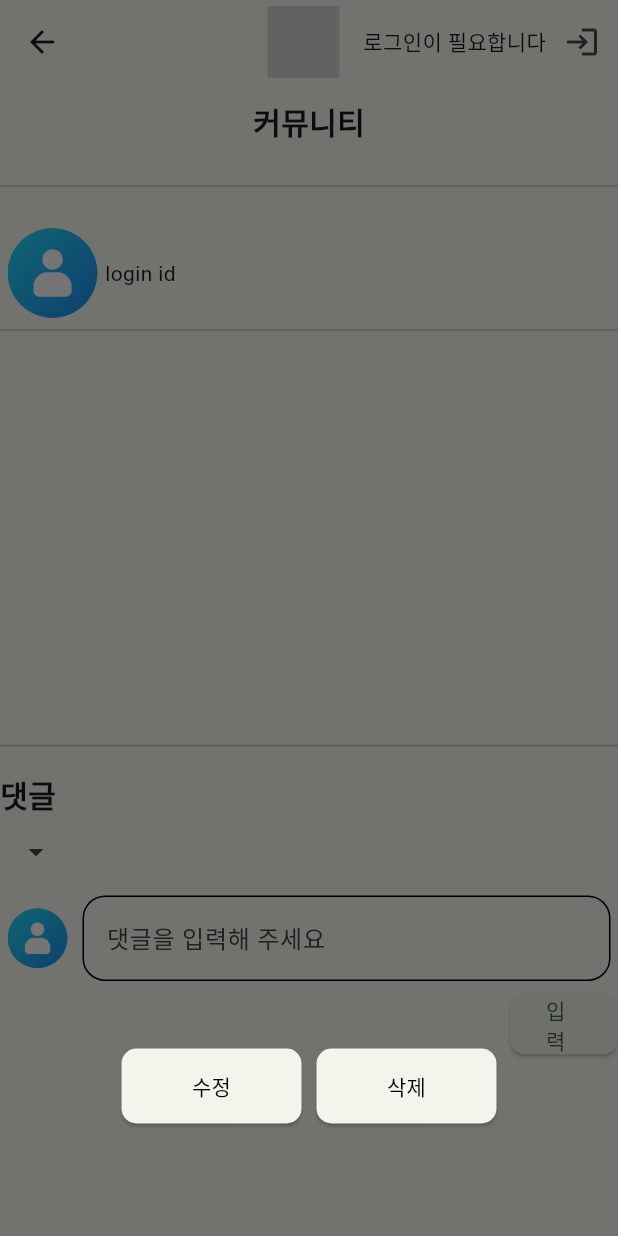
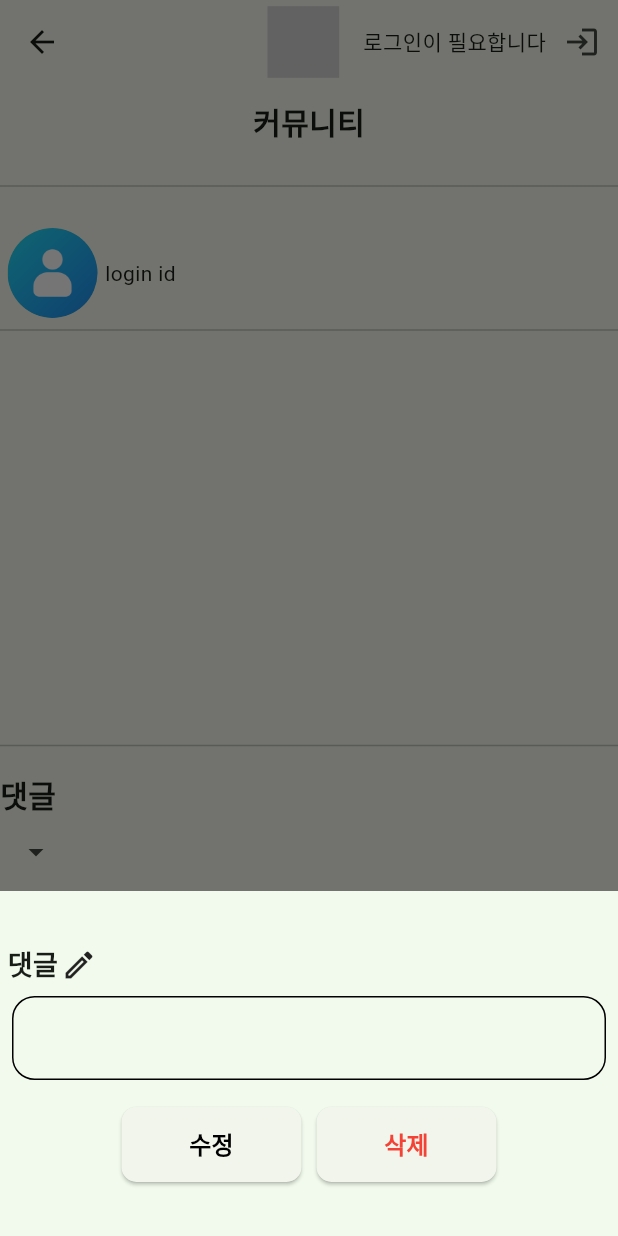
Before and after one commit to Oh-Kang94/Season3_Main-Project_Disabled-App, a Flutter app: the BoardDetail screen opened directly with empty values, after a tap on the "arrow drop down" icon, on a phone screen of 412 x 824 dp. Run offline on Flutter 3.47's test engine with Material 2 defaults, Android fonts, the phone set to English and light mode, and no system bars; our stand-ins replace animated_splash_screen, cloud_firestore, firebase_core, firebase_storage, flutter_dotenv, flutter_markdown and 12 more; missing offline and left inert: jwt_decode, kakao_flutter_sdk_user, kpostal; accounts and stored records are empty; network calls fail; Roboto replaces fonts that are missing (NotoSansKR-Light, NotoSansKR-Regular); project files that could hold a hidden picture were left out.

Commit message:
일단 commit2

```diff
--- a/lib/view/board_detail.dart
+++ b/lib/view/board_detail.dart
@@ -17,26 +17,22 @@ class BoardDetail extends StatefulWidget {
 
 class _BoardDetailState extends State<BoardDetail> {
   late TextEditingController commentController;
+  late TextEditingController commentUpdateController;
 
   @override
   void initState() {
     super.initState();
     commentController = TextEditingController();
-  }
-
-  @override
-  void dispose() {
-    commentController.dispose();
-    super.dispose();
+    commentUpdateController = TextEditingController();
   }
 
   @override
   Widget build(BuildContext context) {
     var board = Get.arguments ?? "_";
-    // board = Get.arguments as Board?;
-    //   if (board != null) {
-    //     commentController.text = board.comment;
-    //   }
+    board = Get.arguments as Board?;
+    if (board != null) {
+      commentUpdateController.text = board.comment ?? "";
+    }
     return Scaffold(
       appBar: const MyAppBar(),
       body: SingleChildScrollView(
@@ -121,7 +117,7 @@ class _BoardDetailState extends State<BoardDetail> {
                   const Divider(
                     thickness: 1.0,
                   ),
-                  SizedBox(
+                  const SizedBox(
                     width: 10,
                     height: 10,
                   ),
@@ -133,7 +129,7 @@ class _BoardDetailState extends State<BoardDetail> {
                     children: [
                       Text(
                         board.comment ?? '',
-                        style: TextStyle(
+                        style: const TextStyle(
                           fontSize: 15,
                         ),
                       ),
@@ -141,14 +137,67 @@ class _BoardDetailState extends State<BoardDetail> {
                           onPressed: () {
                             Get.bottomSheet(
                               Container(
-                                child: Row(
+                                height: 230,
+                                color: Color.fromARGB(255, 241, 250, 237),
+                                child: Column(
                                   mainAxisAlignment: MainAxisAlignment.center,
+                                  children: [
+                                    const Row(
+                                      children: [
+                                        SizedBox(
+                                          width: 5,
+                                        ),
+                                        Text(
+                                          '댓글',
+                                          style: TextStyle(
+                                              fontSize: 18,
+                                              fontWeight: FontWeight.bold),
+                                        ),
+                                        Padding(
+                                          padding:
+                                              EdgeInsets.fromLTRB(2, 0, 340, 0),
+                                          child: Icon(Icons.mode_edit_outlined),
+                                        ),
+                                      ],
+                                    ),
+                                    Padding(
+                                      padding: const EdgeInsets.all(8.0),
+                                      child: TextField(
+                                        controller: commentUpdateController,
+                                        decoration: const InputDecoration(
+                                          enabledBorder: OutlineInputBorder(
+                                            borderSide: BorderSide(),
+                                            borderRadius: BorderRadius.all(
+                                              Radius.circular(15.0),
+                                            ),
+                                          ),
+                                          focusedBorder: OutlineInputBorder(
+                                            borderSide: BorderSide(),
+                                            borderRadius: BorderRadius.all(
+                                              Radius.circular(15.0),
+                                            ),
+                                          ),
+                                        ),
+                                        keyboardType: TextInputType.text,
+                                        style: const TextStyle(
+                                            fontSize: 16,
+                                            fontWeight: FontWeight.bold),
+                                      ),
+                                    ),
+                                    SizedBox(
+                                      height: 10,
+                                    ),
+                                    Row(
+                                      mainAxisAlignment:
+                                          MainAxisAlignment.center,
                                       children: [
                                         ElevatedButton(
                                             onPressed: () {
                                               if (board != null) {
                                                 board?.ref.update({
-                                              'content': commentController.text
+                                                  'content':
+                                                      commentUpdateController
+                                                          .text
                                                 });
                                               }
                                               Get.back();
@@ -160,9 +209,12 @@ class _BoardDetailState extends State<BoardDetail> {
                                                     BorderRadius.circular(10),
                                               ),
                                             ),
-                                        child: Text(
+                                            child: const Text(
                                               "수정",
-                                          style: TextStyle(color: Colors.black),
+                                              style: TextStyle(
+                                                  color: Colors.black,
+                                                  fontSize: 16,
+                                                  fontWeight: FontWeight.bold),
                                             )),
                                         SizedBox(
                                           width: 10,
@@ -179,13 +231,15 @@ class _BoardDetailState extends State<BoardDetail> {
                                                     BorderRadius.circular(10),
                                               ),
                                             ),
-                                        child: Text(
+                                            child: const Text(
                                               "삭제",
-                                          style: TextStyle(color: Colors.black),
+                                              style: TextStyle(
+                                                  color: Colors.red,
+                                                  fontSize: 16,
+                                                  fontWeight: FontWeight.bold),
                                             )),
-                                    SizedBox(
-                                      height: 200,
-                                    )
+                                      ],
+                                    ),
                                   ],
                                 ),
                               ),
```
Lines whose indentation alone changed are shown as unchanged.
